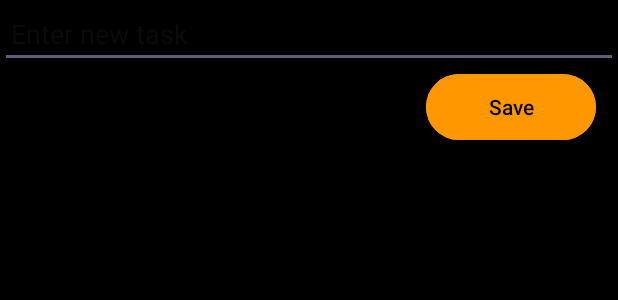
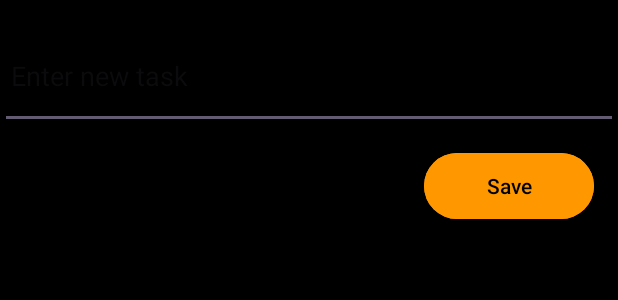
Before and after one commit to aarvmankodi/android_project, an Android app: the layout add_new_task.xml on its own in the app's theme, with its tools: preview values and no code run, on a phone screen of 412 x 824 dp. Shown: the top 300 px of the screen. Run offline under Robolectric (Android 15) with nearby library versions, the phone set to English and light mode, and no system bars.

Commit message:
Added delete and edit functionality

```diff
--- a/app/build.gradle.kts
+++ b/app/build.gradle.kts
@@ -39,4 +39,5 @@ dependencies {
     testImplementation("junit:junit:4.13.2")
     androidTestImplementation("androidx.test.ext:junit:1.1.5")
     androidTestImplementation("androidx.test.espresso:espresso-core:3.5.1")
+    implementation ("it.xabaras.android:recyclerview-swipedecorator:1.4")
 }
--- a/app/src/main/java/com/example/tasks/MainActivity.java
+++ b/app/src/main/java/com/example/tasks/MainActivity.java
@@ -1,6 +1,7 @@
 package com.example.tasks;
 
 import androidx.appcompat.app.AppCompatActivity;
+import androidx.recyclerview.widget.ItemTouchHelper;
 import androidx.recyclerview.widget.LinearLayoutManager;
 import androidx.recyclerview.widget.RecyclerView;
 
@@ -51,7 +52,10 @@ public class MainActivity extends AppCompatActivity implements OnDialogCloseList
                 AddNewTask.newInstance().show(getSupportFragmentManager() , AddNewTask.TAG);
             }
         });
+        ItemTouchHelper itemTouchHelper = new ItemTouchHelper(new RecyclerViewTouchHelper(adapter));
+        itemTouchHelper.attachToRecyclerView(mrecyclerView);
     }
+
 
     @Override
     public void onDialogClose(DialogInterface dialogInterface) {
--- a/app/src/main/java/com/example/tasks/splash_screen.java
+++ b/app/src/main/java/com/example/tasks/splash_screen.java
@@ -20,6 +20,6 @@ public class splash_screen extends AppCompatActivity {
                 startActivity(new Intent(splash_screen.this , MainActivity.class));
                 finish();
             }
-        },4000);
+        },1000);
     }
 }
--- /dev/null
+++ b/app/src/main/res/drawable/baseline_delete_sweep_24.xml
@@ -0,0 +1,5 @@
+<vector android:height="24dp" android:tint="#000000"
+    android:viewportHeight="24" android:viewportWidth="24"
+    android:width="24dp" xmlns:android="http://schemas.android.com/apk/res/android">
+    <path android:fillColor="@android:color/white" android:pathData="M15,16h4v2h-4zM15,8h7v2h-7zM15,12h6v2h-6zM3,18c0,1.1 0.9,2 2,2h6c1.1,0 2,-0.9 2,-2L13,8L3,8v10zM14,5h-3l-1,-1L6,4L5,5L2,5v2h12z"/>
+</vector>
--- /dev/null
+++ b/app/src/main/res/drawable/baseline_done_all_25.xml
@@ -0,0 +1,5 @@
+<vector android:height="100dp" android:tint="#FF9800"
+    android:viewportHeight="24" android:viewportWidth="24"
+    android:width="100dp" xmlns:android="http://schemas.android.com/apk/res/android">
+    <path android:fillColor="@android:color/white" android:pathData="M18,7l-1.41,-1.41 -6.34,6.34 1.41,1.41L18,7zM22.24,5.59L11.66,16.17 7.48,12l-1.41,1.41L11.66,19l12,-12 -1.42,-1.41zM0.41,13.41L6,19l1.41,-1.41L1.83,12 0.41,13.41z"/>
+</vector>
--- /dev/null
+++ b/app/src/main/res/drawable/baseline_edit_note_24.xml
@@ -0,0 +1,5 @@
+<vector android:height="24dp" android:tint="#000000"
+    android:viewportHeight="24" android:viewportWidth="24"
+    android:width="24dp" xmlns:android="http://schemas.android.com/apk/res/android">
+    <path android:fillColor="@android:color/white" android:pathData="M3,10h11v2H3V10zM3,8h11V6H3V8zM3,16h7v-2H3V16zM18.01,12.87l0.71,-0.71c0.39,-0.39 1.02,-0.39 1.41,0l0.71,0.71c0.39,0.39 0.39,1.02 0,1.41l-0.71,0.71L18.01,12.87zM17.3,13.58l-5.3,5.3V21h2.12l5.3,-5.3L17.3,13.58z"/>
+</vector>
--- a/app/src/main/res/layout/activity_splash_screen.xml
+++ b/app/src/main/res/layout/activity_splash_screen.xml
@@ -4,14 +4,14 @@
     xmlns:tools="http://schemas.android.com/tools"
     android:layout_width="match_parent"
     android:layout_height="match_parent"
-    android:background="@color/background"
+    android:background="@color/black"
     tools:context=".splash_screen">
 
     <TextView
         android:id="@+id/logo"
         android:layout_width="130dp"
         android:layout_height="88dp"
-        android:drawableBottom="@drawable/baseline_done_all_24"
+        android:drawableBottom="@drawable/baseline_done_all_25"
         android:textColor="@color/white"
         android:textSize="40sp"
         app:layout_constraintBottom_toBottomOf="parent"
--- a/app/src/main/res/layout/add_new_task.xml
+++ b/app/src/main/res/layout/add_new_task.xml
@@ -9,24 +9,29 @@
     <EditText
         android:id="@+id/edittext"
         android:layout_width="match_parent"
-        android:layout_height="wrap_content"
-        android:hint="Enter new task"
+        android:layout_height="70dp"
+        android:layout_marginTop="16dp"
+        android:hint="@string/enter_new_task"
         android:paddingStart="7dp"
         android:paddingEnd="7dp"
         app:layout_constraintEnd_toEndOf="parent"
+        app:layout_constraintHorizontal_bias="1.0"
         app:layout_constraintStart_toStartOf="parent"
-        app:layout_constraintTop_toTopOf="parent" />
+        app:layout_constraintTop_toTopOf="parent"
+        android:inputType="text"
+        android:autofillHints="Task description"/>
 
     <Button
         android:id="@+id/savebutton"
         android:layout_width="113dp"
         android:layout_height="52dp"
+        android:layout_marginTop="12dp"
         android:backgroundTint="@color/background"
-        android:text="Save"
+        android:text="@string/save"
+
         android:textColor="@color/black"
-
         app:layout_constraintEnd_toEndOf="parent"
-        app:layout_constraintHorizontal_bias="0.95"
+        app:layout_constraintHorizontal_bias="0.946"
         app:layout_constraintStart_toStartOf="parent"
         app:layout_constraintTop_toBottomOf="@+id/edittext" />
 
--- a/app/src/main/res/layout/task_layout.xml
+++ b/app/src/main/res/layout/task_layout.xml
@@ -19,9 +19,9 @@
             android:layout_width="match_parent"
             android:layout_height="wrap_content"
             android:buttonTint="@color/background"
+            android:paddingStart="4dp"
             android:text="Dummy Text"
-            android:textColor="@color/white"
-            android:paddingStart="4dp" />
+            android:textColor="@color/white" />
 
     </RelativeLayout>
 
--- a/app/src/main/res/values-night/themes.xml
+++ b/app/src/main/res/values-night/themes.xml
@@ -2,6 +2,6 @@
     <!-- Base application theme. -->
     <style name="Base.Theme.Tasks" parent="Theme.Material3.DayNight.NoActionBar">
         <!-- Customize your dark theme here. -->
-        <!-- <item name="colorPrimary">@color/my_dark_primary</item> -->
+        <item name="colorPrimary">@color/black</item>
     </style>
 </resources>
--- a/app/src/main/res/values/colors.xml
+++ b/app/src/main/res/values/colors.xml
@@ -2,5 +2,6 @@
 <resources>
     <color name="black">#FF000000</color>
     <color name="white">#FFFFFFFF</color>
-    <color name="background">#FF9800</color>
+    <color name="background">#FFFF9800</color>
+    <color name="task_colour">#A9000000</color>
 </resources>
--- a/app/src/main/res/values/strings.xml
+++ b/app/src/main/res/values/strings.xml
@@ -2,4 +2,6 @@
     <string name="app_name">Tasks</string>
     <string name="new_task">New task</string>
     <string name="to_do_tasks">To Do Tasks</string>
+    <string name="save">Save</string>
+    <string name="enter_new_task">Enter new task</string>
 </resources>
--- a/app/src/main/res/values/themes.xml
+++ b/app/src/main/res/values/themes.xml
@@ -2,7 +2,7 @@
     <!-- Base application theme. -->
     <style name="Base.Theme.Tasks" parent="Theme.Material3.DayNight.NoActionBar">
         <!-- Customize your light theme here. -->
-        <!-- <item name="colorPrimary">@color/my_light_primary</item> -->
+        <item name="colorPrimary">@color/black</item>
     </style>
 
     <style name="Theme.Tasks" parent="Base.Theme.Tasks" />
```
Also changed, not shown: app/src/main/java/com/example/tasks/RecyclerViewTouchHelper.java (added, +54 -0 lines).
